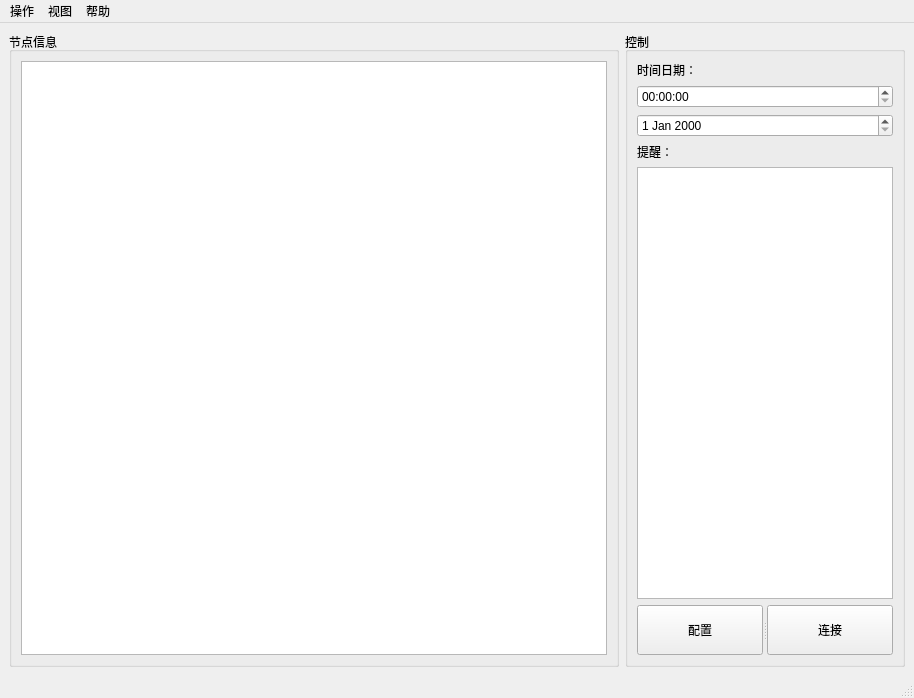
Above: PC_control/FastPlanting/UI_MainWindow.ui from Unique-Workspace/Fast_Planting_System before the change. Below: the same form after it.
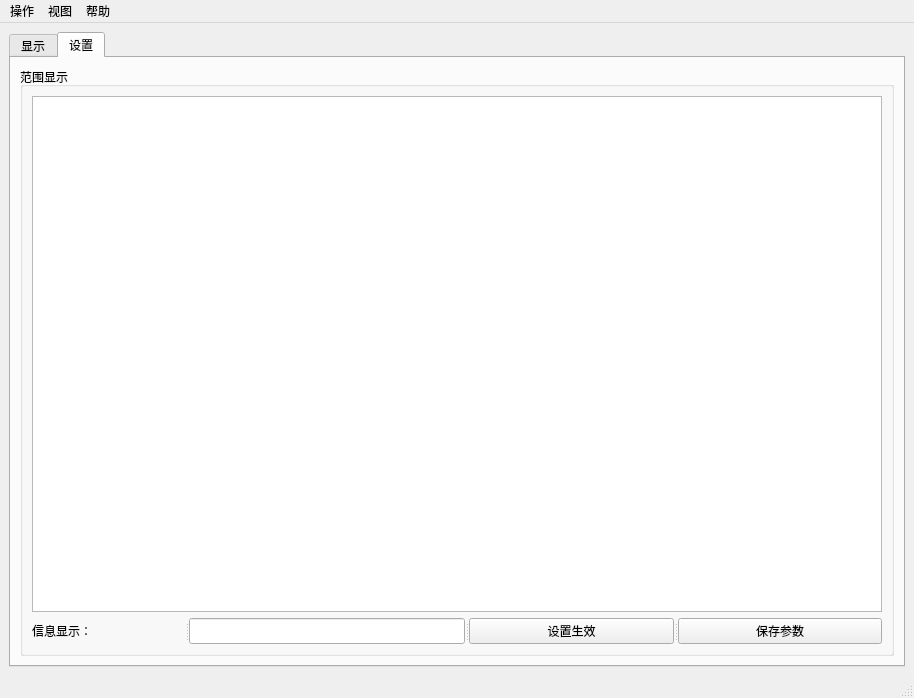
That is the form after the change. The open tabs and pages were chosen to show the change.

Commit message: Add Tab2 for node config.

```diff
--- a/PC_control/FastPlanting/UI_MainWindow.ui
+++ b/PC_control/FastPlanting/UI_MainWindow.ui
@@ -16,6 +16,16 @@
   <widget class="QWidget" name="centralwidget">
    <layout class="QHBoxLayout" name="horizontalLayout">
     <item>
+     <widget class="QTabWidget" name="tab_display">
+      <property name="currentIndex">
+       <number>0</number>
+      </property>
+      <widget class="QWidget" name="tab">
+       <attribute name="title">
+        <string>显示</string>
+       </attribute>
+       <layout class="QHBoxLayout" name="horizontalLayout_2">
+        <item>
      <widget class="QGroupBox" name="previewerBox">
       <property name="sizePolicy">
        <sizepolicy hsizetype="Expanding" vsizetype="Expanding">
@@ -126,6 +136,52 @@
     </item>
    </layout>
   </widget>
+      <widget class="QWidget" name="tab_2">
+       <attribute name="title">
+        <string>设置</string>
+       </attribute>
+       <layout class="QHBoxLayout" name="horizontalLayout_3">
+        <item>
+         <widget class="QGroupBox" name="groupBox_2">
+          <property name="title">
+           <string>范围显示</string>
+          </property>
+          <layout class="QVBoxLayout" name="verticalLayout_2">
+           <item>
+            <widget class="QTableWidget" name="table_range_display"/>
+           </item>
+           <item>
+            <widget class="QSplitter" name="splitter_2">
+             <property name="orientation">
+              <enum>Qt::Horizontal</enum>
+             </property>
+             <widget class="QLabel" name="label_3">
+              <property name="text">
+               <string>信息显示：</string>
+              </property>
+             </widget>
+             <widget class="QLineEdit" name="lineEdit"/>
+             <widget class="QPushButton" name="pushButton_config">
+              <property name="text">
+               <string>设置生效</string>
+              </property>
+             </widget>
+             <widget class="QPushButton" name="pushButton_save">
+              <property name="text">
+               <string>保存参数</string>
+              </property>
+             </widget>
+            </widget>
+           </item>
+          </layout>
+         </widget>
+        </item>
+       </layout>
+      </widget>
+     </widget>
+    </item>
+   </layout>
+  </widget>
   <widget class="QMenuBar" name="menubar">
    <property name="geometry">
     <rect>
```
Left out of the diff: 6 changed lines with no effect on the pictures. Lines whose indentation alone changed are shown as unchanged. The commit also changes 7 other files.
